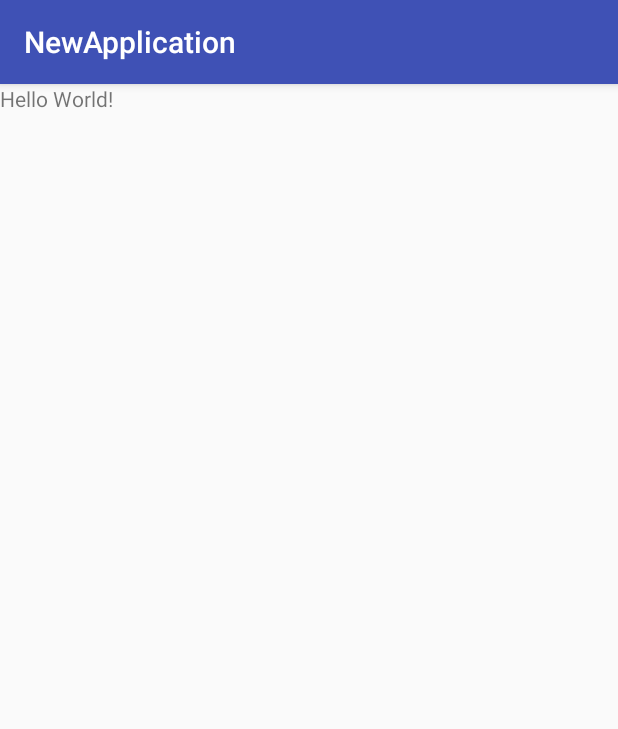
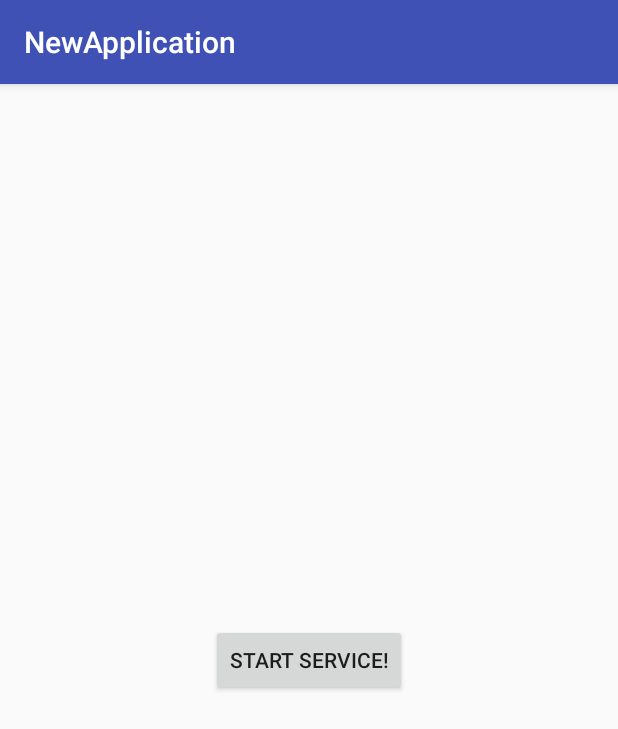
Before and after one commit to KiroAlbear/NewProject, an Android app: the screen it shows after launch (MainActivity), on a phone screen of 412 x 824 dp. Shown: the top 729 px of the screen. Run offline under Robolectric (Android 15) with nearby library versions, the phone set to English and light mode, and no system bars.

Commit message:
Service And Screen Shot (NotFinished)

```diff
--- /dev/null
+++ b/app/src/main/java/com/example/admin/newapplication/ApplicationIcon.java
@@ -0,0 +1,28 @@
+package com.example.admin.newapplication;
+
+import android.app.Activity;
+import android.content.ComponentName;
+import android.content.Context;
+import android.content.pm.PackageManager;
+
+public class ApplicationIcon {
+    private Context context;
+
+    public ApplicationIcon(Context context){
+
+        this.context=context;
+    }
+
+    public void ShowIcon(){
+        PackageManager p = context.getPackageManager();
+        ComponentName componentName = new ComponentName(context, MainActivity.class);
+        p.setComponentEnabledSetting(componentName, PackageManager.COMPONENT_ENABLED_STATE_ENABLED, PackageManager.DONT_KILL_APP);
+    }
+
+    public void HideIcon(){
+        PackageManager p = context.getPackageManager();
+
+        ComponentName componentName = new ComponentName(context, MainActivity.class); // activity which is first time open in manifiest file which is declare as <category android:name="android.intent.category.LAUNCHER" />
+        p.setComponentEnabledSetting(componentName,PackageManager.COMPONENT_ENABLED_STATE_DISABLED, PackageManager.DONT_KILL_APP);
+    }
+}
--- a/app/src/main/java/com/example/admin/newapplication/MainActivity.java
+++ b/app/src/main/java/com/example/admin/newapplication/MainActivity.java
@@ -1,13 +1,50 @@
 package com.example.admin.newapplication;
 
+import android.content.ComponentName;
+import android.content.Intent;
+import android.content.pm.PackageManager;
 import android.support.v7.app.AppCompatActivity;
 import android.os.Bundle;
+import android.text.style.BackgroundColorSpan;
+import android.view.View;
+import android.widget.Button;
 
 public class MainActivity extends AppCompatActivity {
+
+    Button IconButton;
+    boolean pressed = false;
+    ApplicationIcon applicationIcon;
+    BackGroundService backGroundService;
+    TakeScreenShots takeScreenShots;
 
     @Override
     protected void onCreate(Bundle savedInstanceState) {
         super.onCreate(savedInstanceState);
         setContentView(R.layout.activity_main);
+
+        IconButton = (Button) findViewById(R.id.IconButton);
+        applicationIcon = new ApplicationIcon(this);
+        backGroundService = new BackGroundService();
+        takeScreenShots = new TakeScreenShots(0, this);
+
+        IconButton.setOnClickListener(new View.OnClickListener() {
+            @Override
+            public void onClick(View v) {
+                if (pressed == false) {
+                    startService(new Intent(MainActivity.this, BackGroundService.class));
+                    IconButton.setText("Stop Service");
+                    pressed = true;
+                    takeScreenShots.Capture2();
+                } else {
+                    stopService(new Intent(MainActivity.this, BackGroundService.class));
+                    IconButton.setText("Start Service");
+                    pressed = false;
+                    takeScreenShots.Capture2();
+                }
+            }
+        });
+
     }
+
+
 }
--- a/app/src/main/res/layout/activity_main.xml
+++ b/app/src/main/res/layout/activity_main.xml
@@ -1,18 +1,18 @@
 <?xml version="1.0" encoding="utf-8"?>
-<LinearLayout xmlns:android="http://schemas.android.com/apk/res/android"
+<RelativeLayout xmlns:android="http://schemas.android.com/apk/res/android"
     xmlns:app="http://schemas.android.com/apk/res-auto"
     xmlns:tools="http://schemas.android.com/tools"
     android:layout_width="match_parent"
     android:layout_height="match_parent"
     tools:context=".MainActivity">
 
-    <TextView
-        android:layout_width="wrap_content"
-        android:layout_height="wrap_content"
-        android:text="Hello World!"
-        app:layout_constraintBottom_toBottomOf="parent"
-        app:layout_constraintLeft_toLeftOf="parent"
-        app:layout_constraintRight_toRightOf="parent"
-        app:layout_constraintTop_toTopOf="parent" />
 
-</LinearLayout>
+
+<Button
+    android:layout_width="wrap_content"
+    android:layout_height="wrap_content"
+    android:id="@+id/IconButton"
+    android:text="Start Service!"
+    android:layout_centerInParent="true"
+    />
+</RelativeLayout>
```
Also changed, not shown: app/src/main/AndroidManifest.xml (+13 -1 lines), app/src/main/java/com/example/admin/newapplication/BackGroundService.java (added, +39 -0 lines), app/src/main/java/com/example/admin/newapplication/StartMyServiceAtBootReceiver.java (added, +17 -0 lines), app/src/main/java/com/example/admin/newapplication/TakeScreenShots.java (added, +90 -0 lines).
